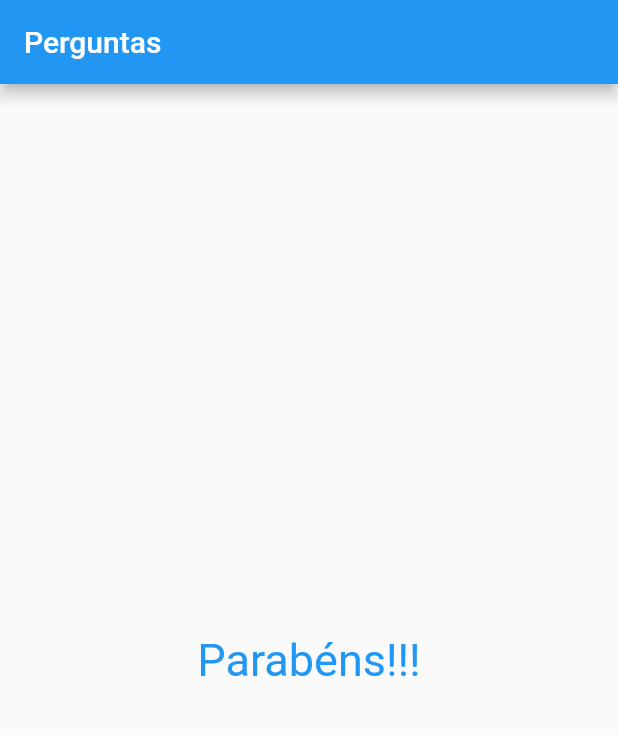
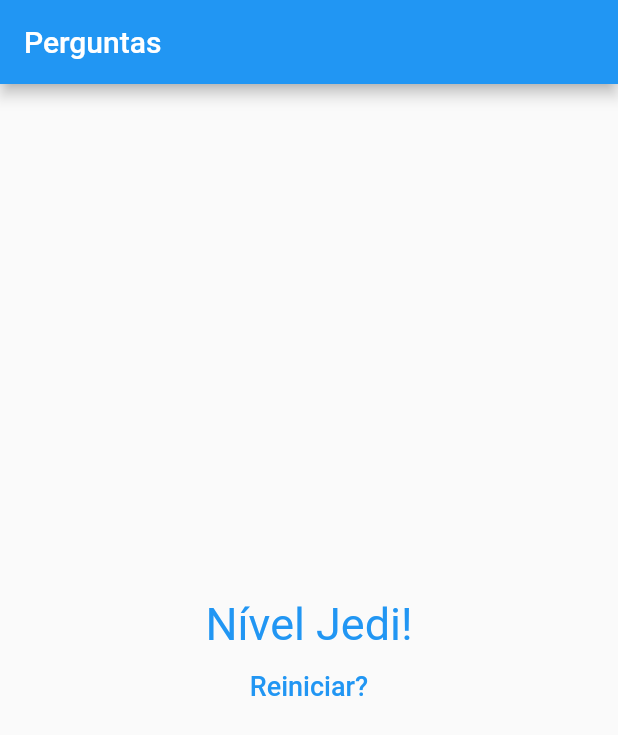
Before and after one commit to leandrotux/perguntas_respostas, a Flutter app: the screen it shows after launch, after a tap on "Preto", after a tap on "Cobra", after a tap on "Leo", on a phone screen of 412 x 824 dp. Shown: the top 735 px of the screen. Run offline on Flutter 3.47's test engine with Material 2 defaults, Android fonts, the phone set to English and light mode, and no system bars.

```diff
--- a/lib/Questions.dart
+++ b/lib/Questions.dart
@@ -5,7 +5,7 @@ import './Answer.dart';
 class Questions extends StatelessWidget {
   final List<Map<String, Object>> questions;
   final int selectedQuestion;
-  final void Function() replay;
+  final void Function(int) replay;
 
   Questions({
     @required this.questions,
@@ -25,7 +25,9 @@ class Questions extends StatelessWidget {
     return Column(
       children: <Widget>[
         Question(questions[selectedQuestion]["text"]),
-        ...answers.map((resText) => Answer(resText["text"], replay)).toList(),
+        ...answers.map((resText) {
+          return Answer(resText["text"], () => replay(resText["score"]));
+        }).toList(),
       ],
     );
   }
--- a/lib/Result.dart
+++ b/lib/Result.dart
@@ -1,16 +1,49 @@
 import 'package:flutter/material.dart';
 
 class Result extends StatelessWidget {
+  final int score;
+
+  final void Function() whenResetQuestions;
+
+  Result(this.score, this.whenResetQuestions);
+
+  String get textResult {
+    if (score < 8) {
+      return "Parabéns!";
+    } else if (score < 12) {
+      return "Você é bom!";
+    } else if (score < 16) {
+      return "Impressionante!";
+    } else {
+      return "Nível Jedi!";
+    }
+  }
+
   @override
   Widget build(BuildContext context) {
-    return Center(
-      child: Text(
-        "Parabéns!!!",
-        style: TextStyle(
-          fontSize: 30,
-          color: Colors.blue,
+    return Column(
+      mainAxisAlignment: MainAxisAlignment.center,
+      children: [
+        Center(
+          child: Text(
+            textResult,
+            style: TextStyle(
+              fontSize: 30,
+              color: Colors.blue,
+            ),
+          ),
         ),
-      ),
+        FlatButton(
+          child: Text(
+            "Reiniciar?",
+            style: TextStyle(
+              fontSize: 18,
+            ),
+          ),
+          textColor: Colors.blue,
+          onPressed: whenResetQuestions,
+        )
+      ],
     );
   }
 }
--- a/lib/main.dart
+++ b/lib/main.dart
@@ -6,7 +6,7 @@ main() => runApp(QuestionApp());
 
 class _QuestionAppState extends State<QuestionApp> {
   var _selectedQuestion = 0;
-
+  var _scoreAll = 0;
   final _questions = const [
     {
       "text": "Qual é sua cor favorita?",
@@ -37,12 +37,20 @@ class _QuestionAppState extends State<QuestionApp> {
     }
   ];
 
-  void _replay() {
+  void _replay(int score) {
     if (hasSelectedQuestion) {
       setState(() {
         _selectedQuestion++;
+        _scoreAll += score;
       });
     }
+  }
+
+  void _resetQuestions() {
+    setState(() {
+      _selectedQuestion = 0;
+      _scoreAll = 0;
+    });
   }
 
   bool get hasSelectedQuestion {
@@ -62,7 +70,7 @@ class _QuestionAppState extends State<QuestionApp> {
                 selectedQuestion: _selectedQuestion,
                 replay: _replay,
               )
-            : Result(),
+            : Result(_scoreAll, _resetQuestions),
       ),
     );
   }
```
